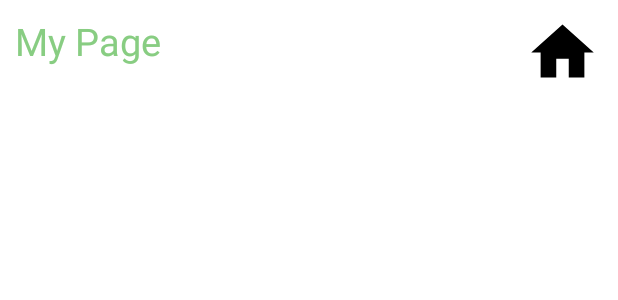
After one commit to kimmatches/MyGreenPoint, an Android app: the layout activity_mypage.xml on its own in the app's theme, with its tools: preview values and no code run, on a phone screen of 412 x 824 dp. The commit adds this screen. Shown: the top 300 px of the screen. Run offline under Robolectric (Android 15) with nearby library versions, the phone set to English and light mode, and no system bars.

Commit message:
MyPage,Home 전환

```diff
--- /dev/null
+++ b/app/src/main/java/com/example/mygreenc/Mypage.kt
@@ -0,0 +1,22 @@
+package com.example.mygreenc
+
+import android.content.Intent
+import android.os.Bundle
+import android.widget.ImageButton
+import android.widget.ImageView
+import android.widget.Toast
+import androidx.appcompat.app.AppCompatActivity
+
+class Mypage : AppCompatActivity() {
+    override fun onCreate(savedInstanceState: Bundle?) {
+        super.onCreate(savedInstanceState)
+        setContentView(R.layout.activity_mypage)
+
+        val Home = findViewById<ImageButton>(R.id.Home)
+
+        Home.setOnClickListener{
+            val intent = Intent(this,MainActivity::class.java)
+            startActivity(intent)
+        }
+    }
+}
--- /dev/null
+++ b/app/src/main/res/layout/activity_mypage.xml
@@ -0,0 +1,46 @@
+<?xml version="1.0" encoding="utf-8"?>
+<androidx.constraintlayout.widget.ConstraintLayout xmlns:android="http://schemas.android.com/apk/res/android"
+    xmlns:app="http://schemas.android.com/apk/res-auto"
+    xmlns:tools="http://schemas.android.com/tools"
+    android:layout_width="match_parent"
+    android:layout_height="match_parent"
+    tools:context=".Mypage">
+
+    <LinearLayout
+        android:layout_width="match_parent"
+        android:layout_height="match_parent"
+        android:orientation="vertical"
+        android:layout_marginTop="10dp">
+
+        <LinearLayout
+            android:layout_width="match_parent"
+            android:layout_height="match_parent"
+            android:layout_weight="1.0"
+            android:layout_marginBottom="20dp"
+            android:orientation="horizontal">
+
+            <TextView
+                android:id="@+id/textView"
+                android:layout_width="330dp"
+                android:layout_height="51dp"
+                android:layout_marginLeft="10dp"
+                android:layout_marginRight="10dp"
+                android:text="My Page"
+                android:textColor="#88CD82"
+                android:textSize="25dp" />
+
+            <ImageButton
+                android:id="@+id/Home"
+                android:layout_width="wrap_content"
+                android:layout_height="wrap_content"
+                android:background="@color/white"
+                android:src="@drawable/baseline_home_24"
+                tools:ignore="SpeakableTextPresentCheck" />
+
+        </LinearLayout>
+
+
+    </LinearLayout>
+
+
+</androidx.constraintlayout.widget.ConstraintLayout>
--- a/app/src/main/res/values/themes.xml
+++ b/app/src/main/res/values/themes.xml
@@ -11,6 +11,7 @@
         <item name="colorOnSecondary">@color/black</item>
         <!-- Status bar color. -->
         <item name="android:statusBarColor">?attr/colorPrimaryVariant</item>
+
         <!-- Customize your theme here. -->
     </style>
 </resources>
```
